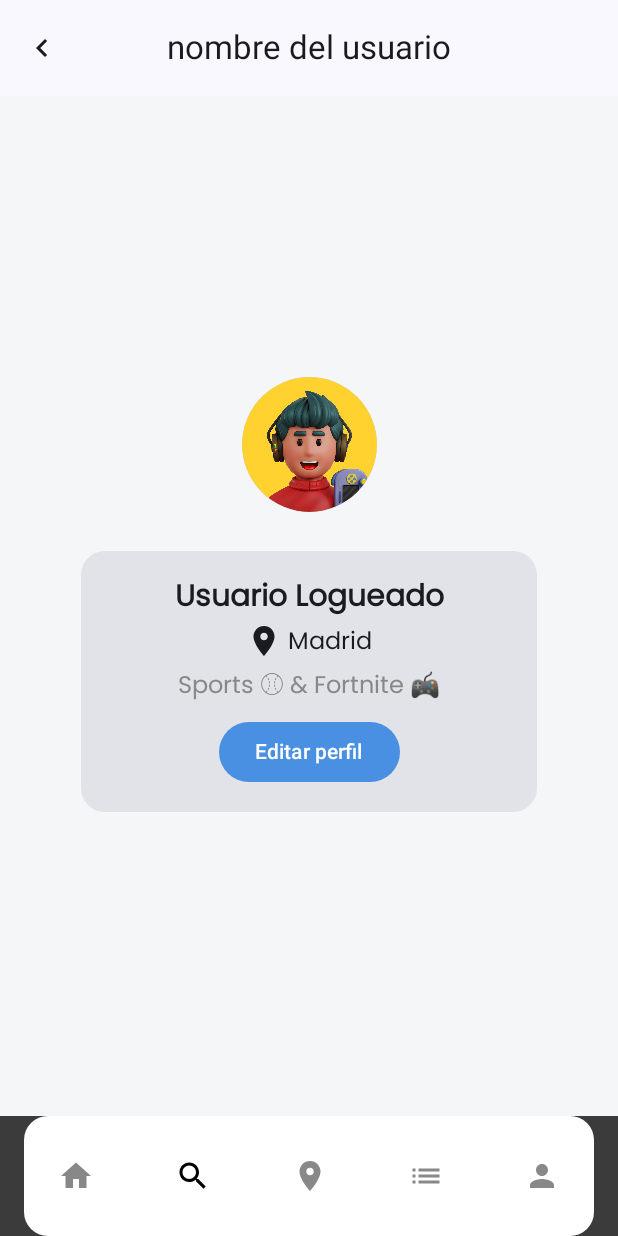
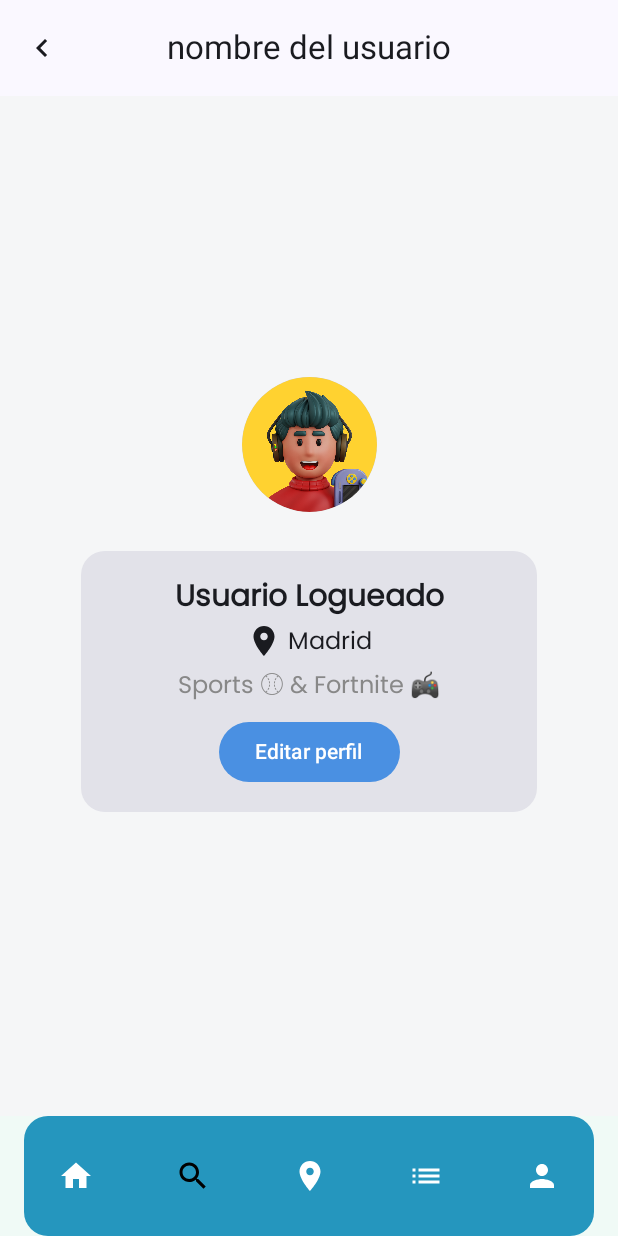
Before and after one commit to beamm536/tfgViajes, an Android app built with Jetpack Compose: the Usuario screen opened through its navigation route, on a phone screen of 412 x 824 dp. Run offline under Robolectric (Android 15) with nearby library versions, the phone set to English and light mode, and no system bars; our stand-ins replace Firebase (no records; nobody signed in at launch, a user with empty details on screens opened directly), livedata-compose; pictures from the network do not load.

Commit message:
ajustillos varios

```diff
--- a/app/src/main/java/com/appclass/myapplication/ui/components/barraNavegacion/BottomNavBar.kt
+++ b/app/src/main/java/com/appclass/myapplication/ui/components/barraNavegacion/BottomNavBar.kt
@@ -32,7 +32,7 @@ fun BottomNavBar(navController: NavController, viewModel: NavigationViewModel) {
     )
 
     NavigationBar(
-        containerColor = Color.White,
+        containerColor = Color(0xFF2596BE),
         tonalElevation = 6.dp,
         modifier = Modifier
             .padding(horizontal = 16.dp)
@@ -54,10 +54,10 @@ fun BottomNavBar(navController: NavController, viewModel: NavigationViewModel) {
                 },
                 colors = androidx.compose.material3.NavigationBarItemDefaults.colors(
                     selectedIconColor = Color.Black,
-                    unselectedIconColor = Color.Gray,
+                    unselectedIconColor = Color.White,
                     indicatorColor = Color.Transparent
                 ),
-                alwaysShowLabel = false
+                alwaysShowLabel = false //false
             )
         }
     }
--- a/app/src/main/java/com/appclass/myapplication/ui/screens/mapbox/MapBox.kt
+++ b/app/src/main/java/com/appclass/myapplication/ui/screens/mapbox/MapBox.kt
@@ -89,7 +89,7 @@ fun MapBox(navController: NavController, viewModel: MapBoxViewModel) {
 
 
     Scaffold(
-        containerColor = Color(0xFF3B3B3B),
+        containerColor = Color(0xFFF0FAF6),
         bottomBar = {
             BottomNavBar(navController = navController, viewModel = navigationViewModel)
         }
--- a/app/src/main/java/com/appclass/myapplication/ui/screens/userProfile/Usuario.kt
+++ b/app/src/main/java/com/appclass/myapplication/ui/screens/userProfile/Usuario.kt
@@ -68,7 +68,7 @@ fun Usuario(navController: NavHostController, viewModel: UsuarioViewModel){
     val navigationViewModel: NavigationViewModel = viewModel()
 
     Scaffold(
-        containerColor = Color(0xFF3B3B3B),
+        containerColor = Color(0xFFF0FAF6),
         bottomBar = {
             BottomNavBar(navController = navController, viewModel = navigationViewModel)
         },
```
